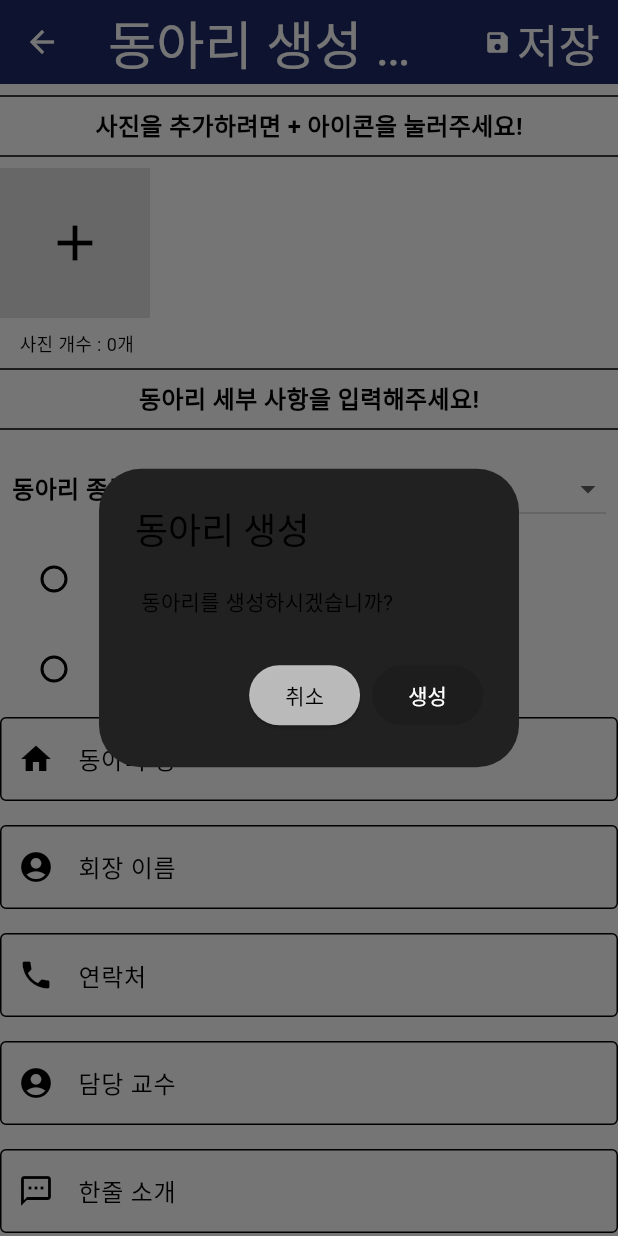
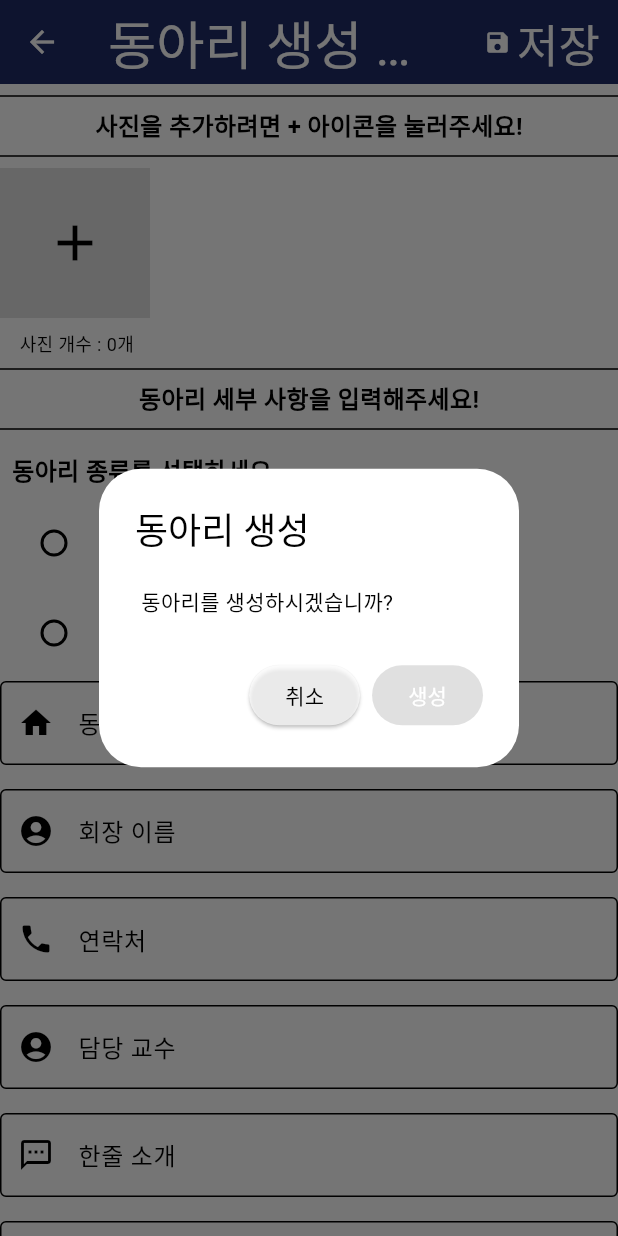
Before and after one commit to gimseongcheol/team_project, a Flutter app: the CreateClubScreen screen opened directly, after a tap on "저장", on a phone screen of 412 x 824 dp. Run offline on Flutter 3.47's test engine with Material 3 defaults, Android fonts, the phone set to English and light mode, and no system bars; our stand-ins replace cloud_firestore, extended_image, firebase_auth, firebase_core, firebase_storage, flutter_slidable and 6 more; missing offline and left inert: flutter_state_notifier; accounts and stored records are empty; Roboto replaces fonts that are missing (Dongle).

Commit message:
createClubScreen에 dropDownButton위젯 조건부 생성 완료 createClubScreen에 alterDialog위젯 출력되게 완성 - alterDialog위젯에 생성은 아직 클릭이 안됨 픽스 필요 2024.04.30

```diff
--- a/lib/main.dart
+++ b/lib/main.dart
@@ -6,7 +6,7 @@ import 'package:firebase_core/firebase_core.dart';
 import 'package:flutter_state_notifier/flutter_state_notifier.dart';
 import 'package:team_project/firebase_options.dart';
 import 'package:team_project/providers/auth/auth_provider.dart'
-    as myAuthProvider;
+as myAuthProvider;
 import 'package:team_project/providers/auth/auth_state.dart';
 import 'package:team_project/providers/club/club_provider.dart';
 import 'package:team_project/providers/club/club_state.dart';
@@ -30,7 +30,7 @@ void main() async {
   WidgetsFlutterBinding.ensureInitialized();
   await Firebase.initializeApp(options: DefaultFirebaseOptions.currentPlatform);
   initializeDateFormatting().then(
-    (_) => runApp(
+        (_) => runApp(
       MultiProvider(providers: [
         ChangeNotifierProvider(create: (_) => ThemeManager()),
       ], child: MyApp()),
--- a/lib/providers/user/user_provider.dart
+++ b/lib/providers/user/user_provider.dart
@@ -11,7 +11,7 @@ class UserProvider extends StateNotifier<UserState> with LocatorMixin{
   //현재 접속중인 userid를 가져와서
   //firestore users collection을 가져와서 동일한 문서id를 갖는 데이터를 가져오는 작업
   Future<void> getUserInfo() async{
-  //profile_state 코드를 그대로 호출해서 사용할 계획 -> uid(userid)를 가져와서 UserModel로 반환시키는 코드 재사용
+    //profile_state 코드를 그대로 호출해서 사용할 계획 -> uid(userid)를 가져와서 UserModel로 반환시키는 코드 재사용
     try{
       String uid = read<User>().uid;
       UserModel userModel = await read<ProfileRepository>().getProfile(uid: uid);
--- a/lib/repositories/profile_repository.dart
+++ b/lib/repositories/profile_repository.dart
@@ -15,7 +15,7 @@ class ProfileRepository {
     try {
       //doc으로 가져오면 DocumentReference, get으로 가져오면 DocumentSnapShot
       DocumentSnapshot<Map<String, dynamic>> snapshot =
-          await firebaseFirestore.collection('users').doc(uid).get();
+      await firebaseFirestore.collection('users').doc(uid).get();
       //map -> usermodel로 변환
       return UserModel.fromMap(snapshot.data()!);
     } on FirebaseException catch (e) {
--- a/lib/screen/clubPage/ScheduleScreen.dart
+++ b/lib/screen/clubPage/ScheduleScreen.dart
@@ -340,7 +340,7 @@ class _ScheduleScreenState extends State<ScheduleScreen> {
           print("나 실행중이다.");
           _addEvent(context);
         },
-        child: Icon(Icons.add),
+        child: Icon(Icons.add, color: Colors.black,),
       ),
     );
   }
--- a/lib/screen/mainPage/aboutExplain.dart
+++ b/lib/screen/mainPage/aboutExplain.dart
@@ -24,6 +24,7 @@ class AboutExplain extends StatelessWidget {
       body: Column(
         crossAxisAlignment: CrossAxisAlignment.start,
         children: [
+          SizedBox(height: 5),
           Row(
             mainAxisAlignment: MainAxisAlignment.start,
             children: [
@@ -35,7 +36,7 @@ class AboutExplain extends StatelessWidget {
                 height: 50,
               ),
               SizedBox(width: 5),
-              Text('앱 이름')
+              Text('디쿠동', style: TextStyle(color: Colors.black, fontSize: 24, fontWeight: FontWeight.w400),)
             ],
           ),
           Divider(thickness: 1),
--- a/lib/screen/mainPage/mainForm.dart
+++ b/lib/screen/mainPage/mainForm.dart
@@ -68,6 +68,7 @@ class _MainFormState extends State<MainForm> {
       errorDialogWidget(context, e);
     }
   }
+
   @override
   Widget build(BuildContext context) {
     UserModel userModel = context.read<ProfileState>().userModel;
--- a/lib/screen/modify/createClubScreen.dart
+++ b/lib/screen/modify/createClubScreen.dart
@@ -1,5 +1,4 @@
 import 'dart:io';
-
 import 'package:flutter/material.dart';
 import 'package:flutter/services.dart';
 import 'package:image_picker/image_picker.dart';
@@ -25,8 +24,6 @@ class CreateClubScreen extends StatefulWidget {
 }
 
 class _CreateClubScreenState extends State<CreateClubScreen> {
-
-
   List<String> imagePaths = [];
   String? _selectedClubType;
   String? _selectDepartment;
@@ -129,6 +126,7 @@ class _CreateClubScreenState extends State<CreateClubScreen> {
     initializeDateFormatting();
     _selectedDay = DateTime.now(); // Initialize _selectedDay in initState
   }
+
   @override
   Widget build(BuildContext context) {
     final clubStatus = context.watch<ClubState>().clubStatus;
@@ -218,6 +216,7 @@ class _CreateClubScreenState extends State<CreateClubScreen> {
                 Expanded(
                   child: SingleChildScrollView(
                     scrollDirection: Axis.horizontal,
+                    //이게 작동을 안하는거 같음 listview 같은 느낌인데
                     child: Row(
                       children: [
                         InkWell(
@@ -288,6 +287,7 @@ class _CreateClubScreenState extends State<CreateClubScreen> {
                       fontWeight: FontWeight.bold,
                     ),
                   ),
+                  if (_selectedClubType == '과동아리')
                     DropdownButton(
                       //선택시 내부 색상 변경이 가능한지 확인하기
                       hint: const Text('학부 선택'),
@@ -303,7 +303,8 @@ class _CreateClubScreenState extends State<CreateClubScreen> {
                           _selectDepartment = value;
                           selectedDepartment.text = value ?? '';
                         });
-                      }),
+                      },
+                    ),
                 ],
               ),
             ),
@@ -494,15 +495,15 @@ class _CreateClubScreenState extends State<CreateClubScreen> {
   }
 
   void _showConfirmationDialog(BuildContext context) {
-    final clubStatus = context.watch<ClubState>().clubStatus;
+    final clubStatus = context.read<ClubState>().clubStatus;
     showDialog(
       context: context,
       builder: (BuildContext context) {
         final _themeManager = Provider.of<ThemeManager>(context);
         return AlertDialog(
           backgroundColor: _themeManager.themeMode == ThemeMode.dark
-              ? Color(0xFF505050)
-              : Color(0xFF212121),
+              ? Color(0xFF212121)
+              : Colors.white,
           title: Text(
             "동아리 생성",
             style: TextStyle(
@@ -542,7 +543,9 @@ class _CreateClubScreenState extends State<CreateClubScreen> {
               child: Text("취소", style: TextStyle(color: Colors.black)),
             ),
             ElevatedButton(
-              onPressed: (_files.length == 0 || clubStatus == ClubStatus.submitting) ? null
+              onPressed:
+                  (_files.length == 0 || clubStatus == ClubStatus.submitting)
+                      ? null
                       : () async {
                           try {
                             FocusScope.of(context).unfocus();
@@ -555,7 +558,7 @@ class _CreateClubScreenState extends State<CreateClubScreen> {
                                   shortComment: shortIntroController.text,
                                   fullComment: fullIntroController.text,
                                   presidentName: presidentNameController.text,
-                    depart:  selectedDepartment.text,
+                                  depart: selectedDepartment.text,
                                   clubType: selectedClubType.text,
 
                                   //uid: uid,
@@ -564,7 +567,6 @@ class _CreateClubScreenState extends State<CreateClubScreen> {
                               SnackBar(content: Text('게시물을 등록했습니다.')),
                             );
                             widget.onClubUploaded();
-                  Navigator.of(context).pop();
                           } on CustomException catch (e) {
                             errorDialogWidget(context, e);
                           }
```
Also changed, not shown: lib/screen/clubPage/NoticeScreen.dart (+1 -9 lines), lib/screen/mainPage/mainScreen.dart (+11 -2 lines), lib/providers/user/user_state.dart (line endings or trailing spaces), lib/screen/mainPage/editProfile.dart (indentation only). Lines whose indentation alone changed are shown as unchanged.
